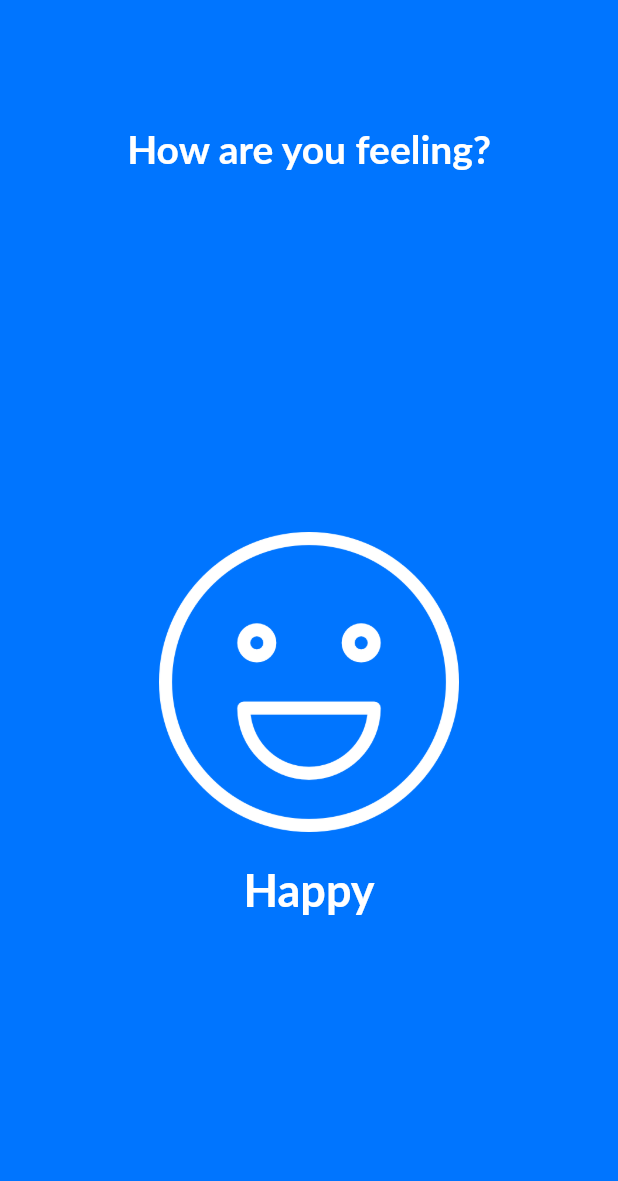
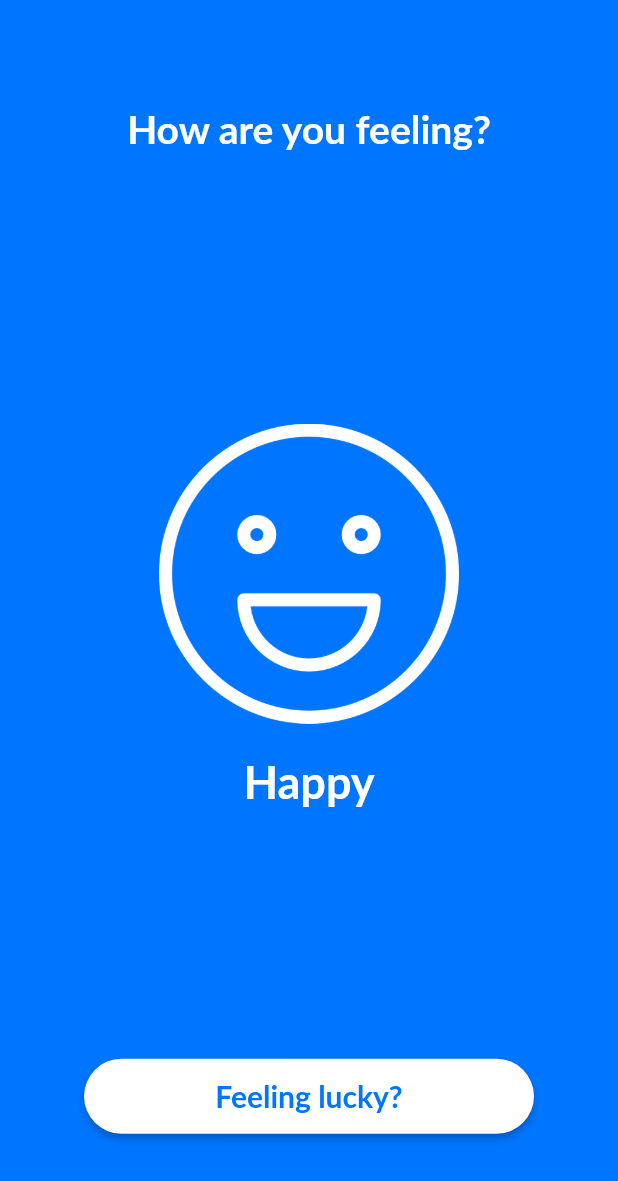
Before and after one commit to HossamElghamry/Musiemotion, a Flutter app: the screen it shows after launch, on a phone screen of 412 x 824 dp. Shown: the top 1181 px of the screen. Run offline on Flutter 3.47's test engine with Material 2 defaults, Android fonts, the phone set to English and light mode, and no system bars; our stand-ins replace flutter_dotenv, flutter_swiper, rxdart; statements that could not run were skipped.

Commit message:
Lucky feeling implementation

```diff
--- a/lib/main.dart
+++ b/lib/main.dart
@@ -1,7 +1,8 @@
 import 'package:flutter/material.dart';
 import 'package:flutter_dotenv/flutter_dotenv.dart';
 import 'package:music_recommendation/src/common/global_bloc.dart';
-import 'package:music_recommendation/src/ui/homepage/homePage.dart';
+import 'package:music_recommendation/src/ui/homepage/home_page.dart';
+import 'package:music_recommendation/src/ui/lucky/lucky_page.dart';
 import 'package:provider/provider.dart';
 
 Future<void> main() async {
--- a/lib/src/common/global_bloc.dart
+++ b/lib/src/common/global_bloc.dart
@@ -9,8 +9,13 @@ class GlobalBloc {
   BehaviorSubject<List<Recommendation>> get recommendationList =>
       _recommendationList$;
 
+  BehaviorSubject<Recommendation> _luckyRecommendation$;
+  BehaviorSubject<Recommendation> get luckyRecommendation =>
+      _luckyRecommendation$;
+
   GlobalBloc() {
     _recommendationList$ = BehaviorSubject<List<Recommendation>>.seeded([]);
+    _luckyRecommendation$ = BehaviorSubject<Recommendation>.seeded(null);
   }
 
   void getRecommendations(String emotion) async {
@@ -24,6 +29,21 @@ class GlobalBloc {
       List<Recommendation> recommendationList =
           result.map((i) => Recommendation.fromJson(i)).toList();
       _recommendationList$.add(recommendationList);
+    } else {
+      throw Exception('Failed');
+    }
+  }
+
+  void feelingLucky() async {
+    _recommendationList$.add([]);
+    _luckyRecommendation$.add(null);
+    final response = await http.get('https://musiemotion.herokuapp.com/lucky');
+
+    if (response.statusCode == 200) {
+      Map<String, dynamic> map = json.decode(response.body);
+      dynamic result = map["result"];
+      Recommendation luckySong = Recommendation.fromJson(result);
+      _luckyRecommendation$.add(luckySong);
     } else {
       throw Exception('Failed');
     }
--- a/lib/src/ui/homepage/homePage.dart
+++ b/lib/src/ui/homepage/home_page.dart
@@ -1,6 +1,7 @@
 import 'package:flutter/material.dart';
 import 'package:flutter_swiper/flutter_swiper.dart';
 import 'package:music_recommendation/src/common/global_bloc.dart';
+import 'package:music_recommendation/src/ui/lucky/lucky_page.dart';
 import 'package:music_recommendation/src/ui/recommendation/recommendation_list.dart';
 import 'package:provider/provider.dart';
 
@@ -27,6 +28,8 @@ class _HomePageState extends State<HomePage> {
 
   @override
   Widget build(BuildContext context) {
+    final GlobalBloc _globalBloc = Provider.of<GlobalBloc>(context);
+
     return Scaffold(
       appBar: AppBar(
         backgroundColor: Color(0xFF0075ff),
@@ -54,7 +57,7 @@ class _HomePageState extends State<HomePage> {
               ),
             ),
             Flexible(
-              flex: 8,
+              flex: 10,
               child: Container(
                 color: Colors.transparent,
                 height: double.infinity,
@@ -68,6 +71,36 @@ class _HomePageState extends State<HomePage> {
                     return EmotionBox(emotion: _emotionList[index]);
                   },
                   physics: BouncingScrollPhysics(),
+                ),
+              ),
+            ),
+            Flexible(
+              flex: 2,
+              child: Container(
+                width: 300,
+                height: 50,
+                child: RaisedButton(
+                  shape: StadiumBorder(),
+                  color: Colors.white,
+                  onPressed: () {
+                    _globalBloc.feelingLucky();
+                    Navigator.push(
+                      context,
+                      MaterialPageRoute(
+                        builder: (context) => LuckyPage(),
+                      ),
+                    );
+                  },
+                  child: Center(
+                    child: Text(
+                      "Feeling lucky?",
+                      style: TextStyle(
+                        fontSize: 20,
+                        color: Color(0xFF0075ff),
+                        fontWeight: FontWeight.bold,
+                      ),
+                    ),
+                  ),
                 ),
               ),
             ),
```
Also changed, not shown: lib/src/ui/lucky/lucky_page.dart (added, +151 -0 lines).
